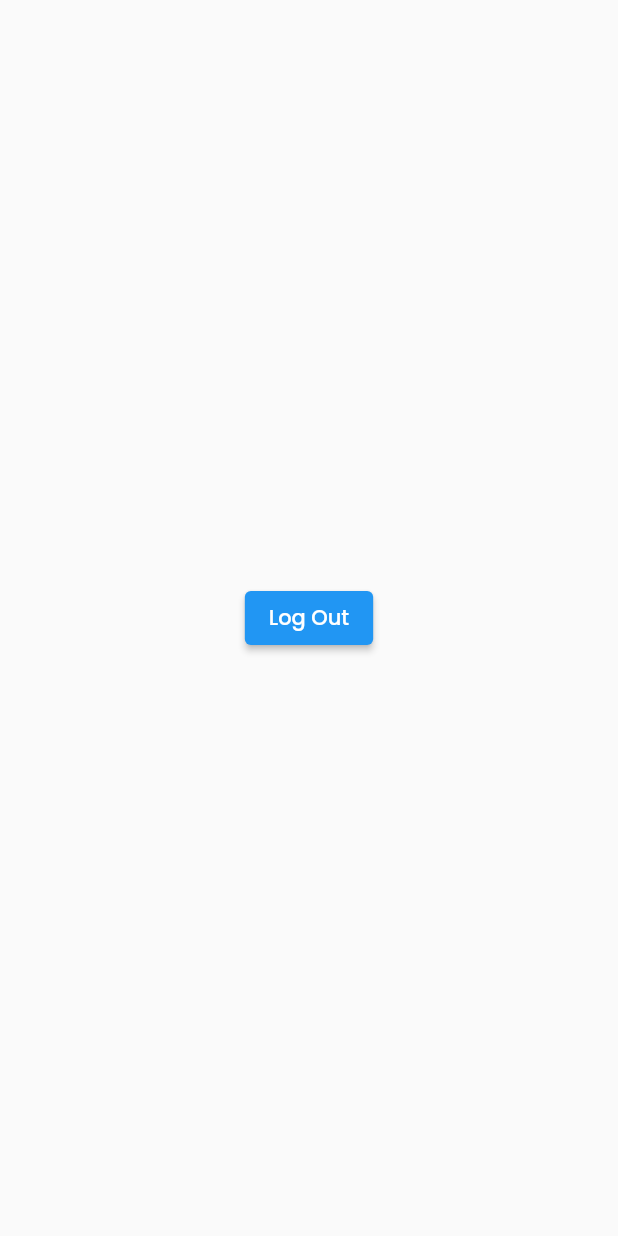
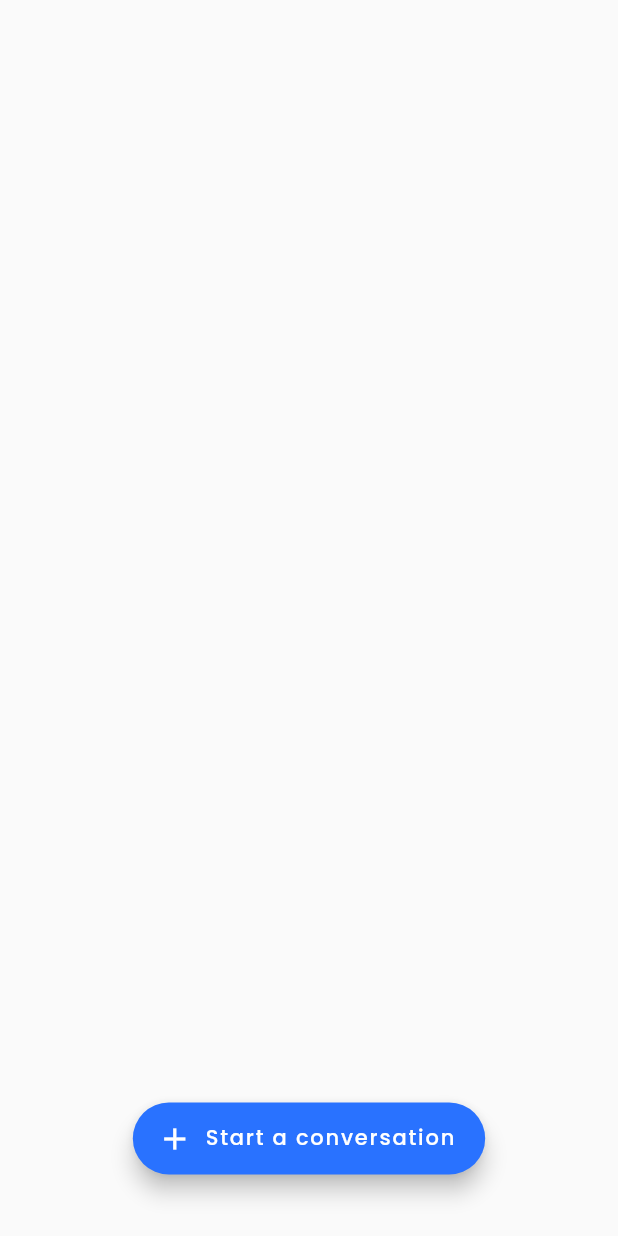
Before and after one commit to rkzofficial/Eida, a Flutter app: the DashboardPage screen opened by its route, on a phone screen of 412 x 824 dp. Run offline on Flutter 3.47's test engine with Material 2 defaults, Android fonts, the phone set to English and light mode, and no system bars; our stand-ins replace auto_route, bloc, cached_network_image, dartz, firebase_auth, firebase_core and 8 more; missing offline and left inert: flutter_displaymode; accounts and stored records are empty.

Commit message:
Adds Dashboard screen

```diff
--- a/lib/presentation/pages/dashboard/dashboard_page.dart
+++ b/lib/presentation/pages/dashboard/dashboard_page.dart
@@ -1,33 +1,43 @@
-import 'package:auto_route/auto_route.dart';
+import 'package:eida/application/auth/auth_bloc.dart';
+import 'package:eida/presentation/pages/dashboard/widgets/profile_header.dart';
 import 'package:flutter/material.dart';
 import 'package:flutter_bloc/flutter_bloc.dart';
 
-import '../../../application/auth/auth_bloc.dart';
-import '../../../injection.dart';
-import '../../routes/router.gr.dart';
-
-class DashboardPage extends StatelessWidget implements AutoRouteWrapper {
+class DashboardPage extends StatelessWidget {
   const DashboardPage({Key? key}) : super(key: key);
 
   @override
   Widget build(BuildContext context) {
     return Scaffold(
-      body: Center(
-        child: ElevatedButton(
-            onPressed: () {
-              getIt<AppRouter>().replace(const SignInRoute());
-              context.read<AuthBloc>().add(const AuthEvent.signedOut());
-            },
-            child: const Text('Log Out')),
+      body: SafeArea(
+        child: Padding(
+          padding: const EdgeInsets.all(24.0),
+          child: Column(
+            children: [
+              const SizedBox(height: 50),
+              BlocBuilder<AuthBloc, AuthState>(
+                builder: (context, state) => state.maybeWhen(
+                  orElse: () => Container(),
+                  authenticated: (user) => ProfileHeader(
+                    name: user.name.getOrCrash(),
+                    photoUrl: user.photoUrl.getOrCrash(),
+                  ),
+                ),
+              ),
+            ],
+          ),
+        ),
       ),
-    );
-  }
-
-  @override
-  Widget wrappedRoute(BuildContext context) {
-    return BlocProvider(
-      create: (context) => getIt<AuthBloc>(),
-      child: this, // this as the child Important!
+      floatingActionButton: Padding(
+        padding: const EdgeInsets.only(bottom: 25.0),
+        child: FloatingActionButton.extended(
+          onPressed: () {},
+          icon: const Icon(Icons.add),
+          label: const Text('Start a conversation'),
+          backgroundColor: const Color(0xff2972ff),
+        ),
+      ),
+      floatingActionButtonLocation: FloatingActionButtonLocation.centerFloat,
     );
   }
 }
--- a/pubspec.yaml
+++ b/pubspec.yaml
@@ -26,6 +26,7 @@ dependencies:
   flutter_displaymode: ^0.4.0
   flutter_svg: ^1.0.3
   flutter_hooks: ^0.18.3
+  cached_network_image: ^3.2.0
 
 dev_dependencies:
   flutter_test:
```
Also changed, not shown: lib/presentation/pages/dashboard/widgets/profile_header.dart (added, +33 -0 lines), pubspec.lock.
